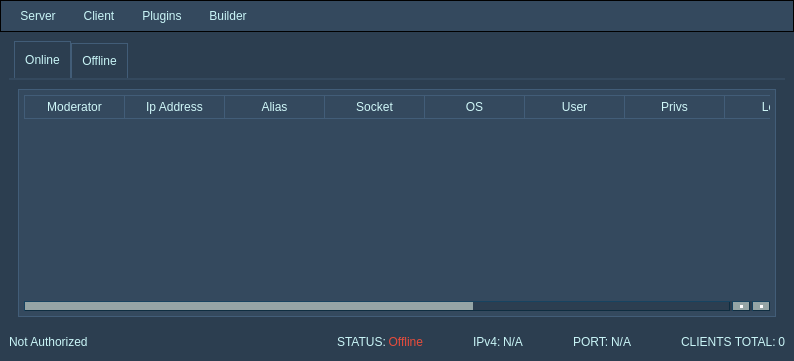
5l1v3r1/Moderat, file source/gui.ui: the form before one commit.
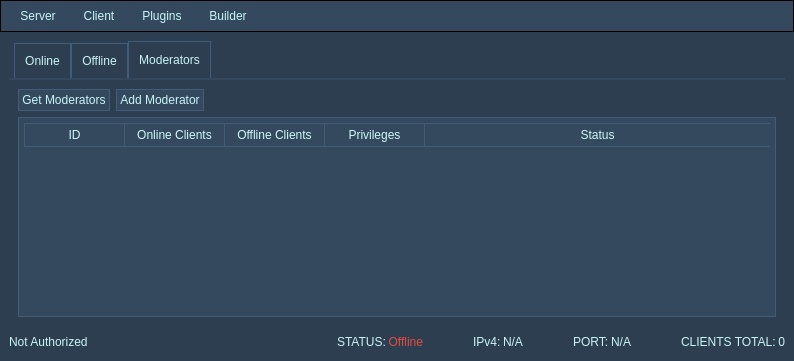
The form after the commit. The open tabs and pages were chosen to show the change. Icons and pictures are not drawn.

Commit message: moderators tab

Patch:
```diff
--- a/source/gui.ui
+++ b/source/gui.ui
@@ -308,15 +308,18 @@
 
 /* Style the tab using the tab sub-control. Note that
     it reads QTabBar _not_ QTabWidget */
-QTabBar::tab {
-   
+QTabBar::tab {   
     border: 1px ridge;
 	border-bottom: none;
 	border-color: #2c3e50;
-    min-width: 8ex;
+	min-width: 6ex;
     padding: 10px;
+	color: #c9f5f7;
 }
-
+QTabBar::tab::disabled {   
+	border: none;
+	color: #2c3e50;
+}
 QTabBar::tab:selected, QTabBar::tab:hover {
     background: qlineargradient(x1: 0, y1: 0, x2: 0, y2: 1,
                                 stop: 0 #34495e, stop: 0.4 #34495e,
@@ -611,6 +614,183 @@
         </item>
        </layout>
       </widget>
+      <widget class="QWidget" name="moderatorsTab">
+       <attribute name="title">
+        <string>Moderators</string>
+       </attribute>
+       <layout class="QGridLayout" name="gridLayout_4">
+        <item row="0" column="0">
+         <widget class="QPushButton" name="getModeratorsButton">
+          <property name="styleSheet">
+           <string notr="true">QPushButton#getModeratorsButton {
+			border: 1px ridge;
+            border-color: #2c3e50;
+			padding: 3px;
+            background-color: #34495e;
+            }
+
+QPushButton#getModeratorsButton:pressed {
+            background-color: #2c3e50;
+            }</string>
+          </property>
+          <property name="text">
+           <string>Get Moderators</string>
+          </property>
+          <property name="icon">
+           <iconset resource="res.qrc">
+            <normaloff>:/icons/assets/update.png</normaloff>:/icons/assets/update.png</iconset>
+          </property>
+         </widget>
+        </item>
+        <item row="0" column="2">
+         <spacer name="horizontalSpacer">
+          <property name="orientation">
+           <enum>Qt::Horizontal</enum>
+          </property>
+          <property name="sizeHint" stdset="0">
+           <size>
+            <width>40</width>
+            <height>20</height>
+           </size>
+          </property>
+         </spacer>
+        </item>
+        <item row="1" column="0" colspan="3">
+         <widget class="QTableWidget" name="moderatorsTable">
+          <property name="focusPolicy">
+           <enum>Qt::NoFocus</enum>
+          </property>
+          <property name="autoFillBackground">
+           <bool>false</bool>
+          </property>
+          <property name="styleSheet">
+           <string notr="true">QHeaderView::section {
+	background-color: #34495e;
+    padding: 2px;
+    color: #cff7f8;
+	font: 75 10px &quot;MS Shell Dlg 2&quot;;
+	border: 1px ridge;
+	border-right: none;
+	border-color: #2c3e50;
+}
+
+QTableWidget#moderatorsTable {
+	background-position: center;
+    border: 1px ridge;
+    padding: 5px;
+	color: #cff7f8;
+    border-color: #2c3e50;
+    font: 8pt &quot;MS Shell Dlg 2&quot;;
+	background-color: #34495e;
+
+	background-image: url(assets/bg.png);
+}
+
+QTableWidget#moderatorsTable:item:selected {
+background-color: #2c3e50;
+color: #cff7f8;
+}</string>
+          </property>
+          <property name="frameShadow">
+           <enum>QFrame::Plain</enum>
+          </property>
+          <property name="editTriggers">
+           <set>QAbstractItemView::NoEditTriggers</set>
+          </property>
+          <property name="dragDropOverwriteMode">
+           <bool>false</bool>
+          </property>
+          <property name="selectionMode">
+           <enum>QAbstractItemView::SingleSelection</enum>
+          </property>
+          <property name="selectionBehavior">
+           <enum>QAbstractItemView::SelectRows</enum>
+          </property>
+          <property name="textElideMode">
+           <enum>Qt::ElideMiddle</enum>
+          </property>
+          <property name="showGrid">
+           <bool>false</bool>
+          </property>
+          <property name="gridStyle">
+           <enum>Qt::NoPen</enum>
+          </property>
+          <property name="sortingEnabled">
+           <bool>false</bool>
+          </property>
+          <property name="wordWrap">
+           <bool>false</bool>
+          </property>
+          <property name="cornerButtonEnabled">
+           <bool>false</bool>
+          </property>
+          <attribute name="horizontalHeaderCascadingSectionResizes">
+           <bool>true</bool>
+          </attribute>
+          <attribute name="horizontalHeaderDefaultSectionSize">
+           <number>100</number>
+          </attribute>
+          <attribute name="horizontalHeaderShowSortIndicator" stdset="0">
+           <bool>false</bool>
+          </attribute>
+          <attribute name="horizontalHeaderStretchLastSection">
+           <bool>true</bool>
+          </attribute>
+          <attribute name="verticalHeaderVisible">
+           <bool>false</bool>
+          </attribute>
+          <column>
+           <property name="text">
+            <string>ID</string>
+           </property>
+          </column>
+          <column>
+           <property name="text">
+            <string>Online Clients</string>
+           </property>
+          </column>
+          <column>
+           <property name="text">
+            <string>Offline Clients</string>
+           </property>
+          </column>
+          <column>
+           <property name="text">
+            <string>Privileges</string>
+           </property>
+          </column>
+          <column>
+           <property name="text">
+            <string>Status</string>
+           </property>
+          </column>
+         </widget>
+        </item>
+        <item row="0" column="1">
+         <widget class="QPushButton" name="addModeratorButton">
+          <property name="styleSheet">
+           <string notr="true">QPushButton#addModeratorButton {
+			border: 1px ridge;
+            border-color: #2c3e50;
+			padding: 3px;
+            background-color: #34495e;
+            }
+
+QPushButton#addModeratorButton:pressed {
+            background-color: #2c3e50;
+            }</string>
+          </property>
+          <property name="text">
+           <string>Add Moderator</string>
+          </property>
+          <property name="icon">
+           <iconset resource="res.qrc">
+            <normaloff>:/icons/assets/add_alias.png</normaloff>:/icons/assets/add_alias.png</iconset>
+          </property>
+         </widget>
+        </item>
+       </layout>
+      </widget>
      </widget>
     </item>
    </layout>
```
Left out of the diff: 4 changed lines with no effect on the pictures. The commit also changes 2 other files.
